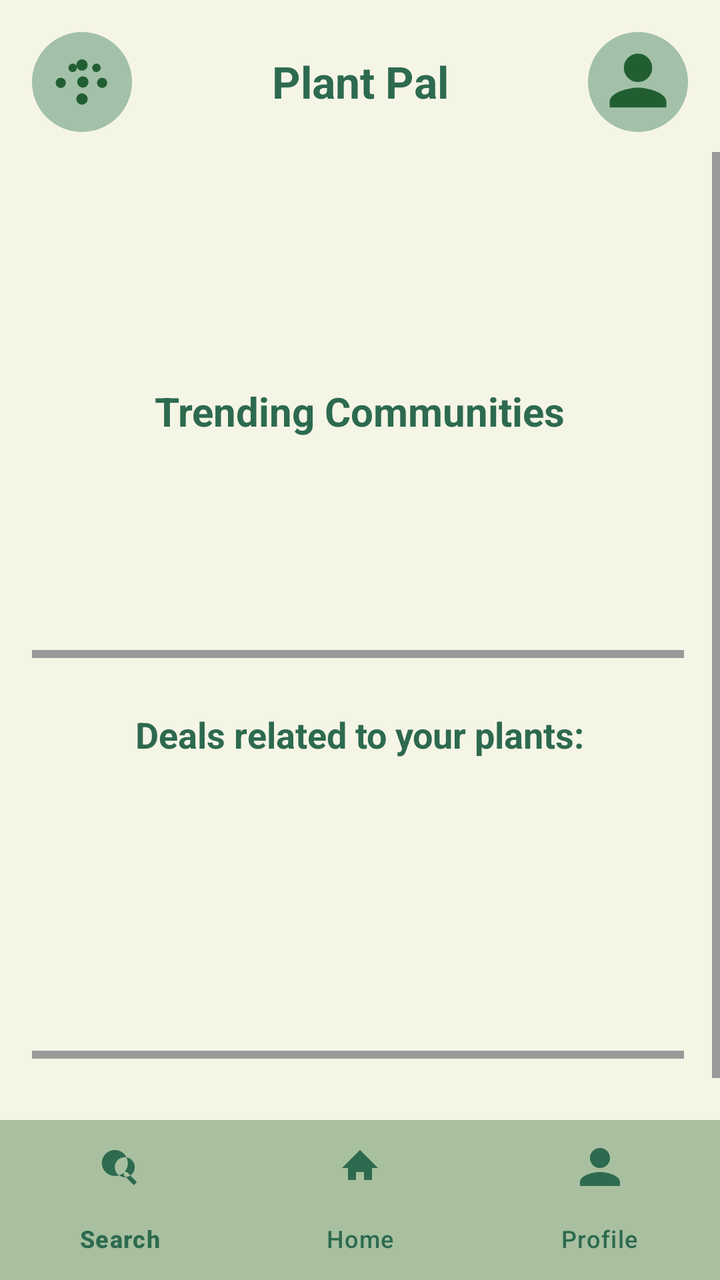
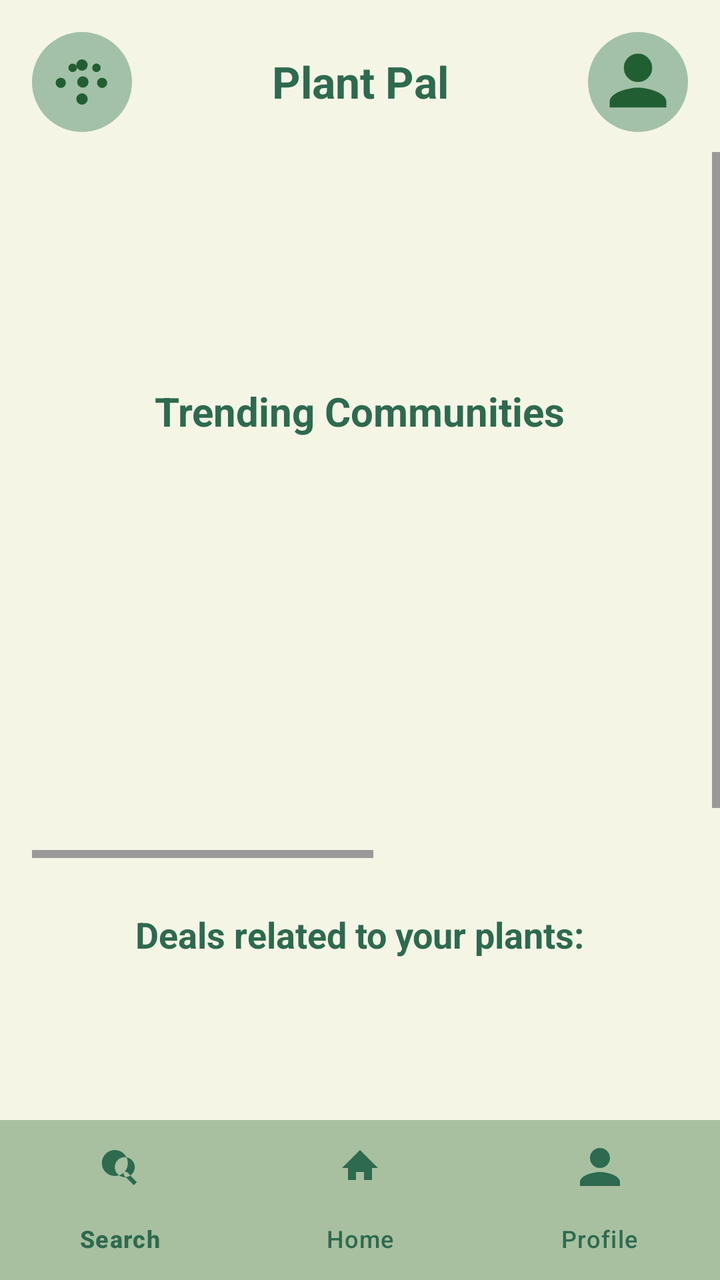

The first picture is an Android layout as it rendered before a commit; the second is the same layout after the commit. The layout source and the unified diff follow.
<!-- AndroidManifest.xml: application theme Theme.plantpal -->
<!-- res/layout/activity_main.xml -->
<?xml version="1.0" encoding="utf-8"?>
<androidx.constraintlayout.widget.ConstraintLayout
    xmlns:android="http://schemas.android.com/apk/res/android"
    xmlns:app="http://schemas.android.com/apk/res-auto"
    xmlns:tools="http://schemas.android.com/tools"
    android:layout_width="match_parent"
    android:layout_height="match_parent"
    android:background="@color/cream"
    tools:context=".MainActivity">

    
    <ImageView
        android:id="@+id/topLeftIcon"
        android:layout_width="50dp"
        android:layout_height="50dp"
        android:background="@drawable/circle_background"
        android:padding="8dp"
        android:src="@drawable/ic_cluster"
        app:layout_constraintTop_toTopOf="parent"
        app:layout_constraintStart_toStartOf="parent"
        android:layout_margin="16dp"/>

    
    <TextView
        android:id="@+id/appTitle"
        android:layout_width="wrap_content"
        android:layout_height="wrap_content"
        android:text="Plant Pal"
        android:textSize="22sp"
        android:textColor="@color/dark_green"
        android:textStyle="bold"
        app:layout_constraintTop_toTopOf="parent"
        app:layout_constraintStart_toEndOf="@id/topLeftIcon"
        app:layout_constraintEnd_toStartOf="@id/topRightIcon"
        app:layout_constraintHorizontal_bias="0.5"
        android:layout_marginTop="26dp"/>

    
    <ImageView
        android:id="@+id/topRightIcon"
        android:layout_width="50dp"
        android:layout_height="50dp"
        android:background="@drawable/circle_background"
        android:padding="8dp"
        android:src="@drawable/ic_profile"
        app:layout_constraintTop_toTopOf="parent"
        app:layout_constraintEnd_toEndOf="parent"
        android:layout_margin="16dp"/>

    
    <ScrollView
        android:layout_width="match_parent"
        android:layout_height="0dp"
        app:layout_constraintTop_toBottomOf="@id/topRightIcon"
        app:layout_constraintBottom_toTopOf="@id/bottomNav"
        app:layout_constraintVertical_bias="0.5"
        android:layout_marginTop="10dp"
        android:layout_marginBottom="10dp">

        <LinearLayout
            android:layout_width="match_parent"
            android:layout_height="wrap_content"
            android:orientation="vertical"
            android:padding="16dp"
            android:layout_marginTop="300px"
            android:gravity="center_horizontal">

            


            
            <TextView
                android:id="@+id/trendingTitle"
                android:layout_width="wrap_content"
                android:layout_height="wrap_content"
                android:text="Trending Communities"
                android:textSize="20sp"
                android:textStyle="bold"
                android:textColor="@color/dark_green"
                android:layout_marginBottom="10dp"/>

            <HorizontalScrollView
                android:layout_width="match_parent"
                android:layout_height="wrap_content"
                android:paddingBottom="16dp">

                <LinearLayout
                    android:layout_width="wrap_content"
                    android:layout_height="wrap_content"
                    android:orientation="horizontal">

                    <ImageView
                        android:layout_width="100dp"
                        android:layout_height="100dp"
                        android:src="@drawable/deal1"
                        android:layout_marginEnd="10dp"
                        android:contentDescription="Trending 1"/>

                    <ImageView
                        android:layout_width="100dp"
                        android:layout_height="100dp"
                        android:src="@drawable/deal2"
                        android:layout_marginEnd="10dp"
                        android:contentDescription="Trending 2"/>

                    <ImageView
                        android:layout_width="100dp"
                        android:layout_height="100dp"
                        android:src="@drawable/deal3"
                        android:layout_marginEnd="10dp"
                        android:contentDescription="Trending 3"/>
                </LinearLayout>
            </HorizontalScrollView>

            
            <TextView
                android:id="@+id/dealsTitle"
                android:layout_width="wrap_content"
                android:layout_height="wrap_content"
                android:text="Deals related to your plants:"
                android:textSize="18sp"
                android:textStyle="bold"
                android:textColor="@color/dark_green"
                android:layout_marginTop="10dp"
                android:layout_marginBottom="10dp"/>

            <HorizontalScrollView
                android:layout_width="match_parent"
                android:layout_height="wrap_content"
                android:paddingBottom="16dp">

                <LinearLayout
                    android:layout_width="wrap_content"
                    android:layout_height="wrap_content"
                    android:orientation="horizontal">

                    <ImageView
                        android:layout_width="100dp"
                        android:layout_height="140dp"
                        android:src="@drawable/deal1"
                        android:layout_marginEnd="10dp"
                        android:contentDescription="Deal 1"/>

                    <ImageView
                        android:layout_width="100dp"
                        android:layout_height="140dp"
                        android:src="@drawable/deal2"
                        android:layout_marginEnd="10dp"
                        android:contentDescription="Deal 2"/>

                    <ImageView
                        android:layout_width="100dp"
                        android:layout_height="140dp"
                        android:src="@drawable/deal3"
                        android:layout_marginEnd="10dp"
                        android:contentDescription="Deal 3"/>
                </LinearLayout>
            </HorizontalScrollView>

        </LinearLayout>
    </ScrollView>

    
    <com.google.android.material.bottomnavigation.BottomNavigationView
        android:id="@+id/bottomNav"
        android:layout_width="match_parent"
        android:layout_height="wrap_content"
        android:background="@color/light_green"
        app:itemIconTint="@color/dark_green"
        app:itemTextColor="@color/dark_green"
        app:layout_constraintBottom_toBottomOf="parent"
        app:menu="@menu/bottom_nav_menu"/>
</androidx.constraintlayout.widget.ConstraintLayout>
<!-- resources referenced by this layout -->
<resources>
  <color name="cream">#F5F5E6</color>
  <color name="dark_green">#2D6A4F</color>
  <color name="light_green">#A8C0A0</color>
  <!-- drawable circle_background (drawable) -->
  <?xml version="1.0" encoding="utf-8"?>
  <shape xmlns:android="http://schemas.android.com/apk/res/android"
      android:shape="oval">
      <solid android:color="#A3C1A8" /> 
      <size android:width="50dp" android:height="50dp" />
  </shape>
  <!-- drawable deal1: png bitmap (drawable, 20465 bytes) -->
  <!-- drawable deal2: png bitmap (drawable, 38073 bytes) -->
  <!-- drawable deal3: jpg bitmap (drawable, 28090 bytes) -->
  <!-- drawable ic_cluster (drawable) -->
  <?xml version="1.0" encoding="utf-8"?>
  <vector xmlns:android="http://schemas.android.com/apk/res/android"
      android:width="24dp"
      android:height="24dp"
      android:viewportWidth="24"
      android:viewportHeight="24">
      <path
          android:fillColor="#215E32"
          android:pathData="M12,4a2,2 0 1,0 0,4 2,2 0 0,0 0,-4zm4.2,1.8a1.5,1.5 0 1,0 2.1,2.1 1.5,1.5 0 0,0 -2.1,-2.1zm-8.4,0a1.5,1.5 0 1,0 2.1,2.1 1.5,1.5 0 0,0 -2.1,-2.1zm11.3,4.7a1.8,1.8 0 1,0 0,3.6 1.8,1.8 0 0,0 0,-3.6zm-14.6,0a1.8,1.8 0 1,0 0,3.6 1.8,1.8 0 0,0 0,-3.6zm5.8,1.5a2,2 0 1,0 4,0 2,2 0 0,0 -4,0zM12,16a2,2 0 1,0 0,4 2,2 0 0,0 0,-4z" />
  </vector>
  <!-- drawable ic_profile (drawable) -->
  <?xml version="1.0" encoding="utf-8"?>
  <vector xmlns:android="http://schemas.android.com/apk/res/android"
      android:width="24dp"
      android:height="24dp"
      android:viewportWidth="24"
      android:viewportHeight="24">
      <path
          android:fillColor="#215E32"
          android:pathData="M12,12c2.76,0 5,-2.24 5,-5S14.76,2 12,2 7,4.24 7,7s2.24,5 5,5zm0,2c-3.33,0 -10,1.67 -10,5v2h20v-2c0,-3.33 -6.67,-5 -10,-5z" />
  </vector>
  <style name="Theme.plantpal" parent="Base.Theme.plantpal" />
  <style name="Base.Theme.plantpal" parent="Theme.Material3.DayNight.NoActionBar">
          
          
      </style>
</resources>

<!-- the commit's change to res/layout/activity_main.xml (unified diff, before → after) -->
@@ -90,22 +90,22 @@
                     android:orientation="horizontal">
 
                     <ImageView
-                        android:layout_width="100dp"
-                        android:layout_height="100dp"
+                        android:layout_width="200dp"
+                        android:layout_height="200dp"
                         android:src="@drawable/deal1"
                         android:layout_marginEnd="10dp"
                         android:contentDescription="Trending 1"/>
 
                     <ImageView
-                        android:layout_width="100dp"
-                        android:layout_height="100dp"
+                        android:layout_width="200dp"
+                        android:layout_height="200dp"
                         android:src="@drawable/deal2"
                         android:layout_marginEnd="10dp"
                         android:contentDescription="Trending 2"/>
 
                     <ImageView
-                        android:layout_width="100dp"
-                        android:layout_height="100dp"
+                        android:layout_width="200dp"
+                        android:layout_height="200dp"
                         android:src="@drawable/deal3"
                         android:layout_marginEnd="10dp"
                         android:contentDescription="Trending 3"/>
@@ -135,22 +135,22 @@
                     android:orientation="horizontal">
 
                     <ImageView
-                        android:layout_width="100dp"
-                        android:layout_height="140dp"
+                        android:layout_width="200dp"
+                        android:layout_height="240dp"
                         android:src="@drawable/deal1"
                         android:layout_marginEnd="10dp"
                         android:contentDescription="Deal 1"/>
 
                     <ImageView
-                        android:layout_width="100dp"
-                        android:layout_height="140dp"
+                        android:layout_width="200dp"
+                        android:layout_height="240dp"
                         android:src="@drawable/deal2"
                         android:layout_marginEnd="10dp"
                         android:contentDescription="Deal 2"/>
 
                     <ImageView
-                        android:layout_width="100dp"
-                        android:layout_height="140dp"
+                        android:layout_width="200dp"
+                        android:layout_height="240dp"
                         android:src="@drawable/deal3"
                         android:layout_marginEnd="10dp"
                         android:contentDescription="Deal 3"/>
